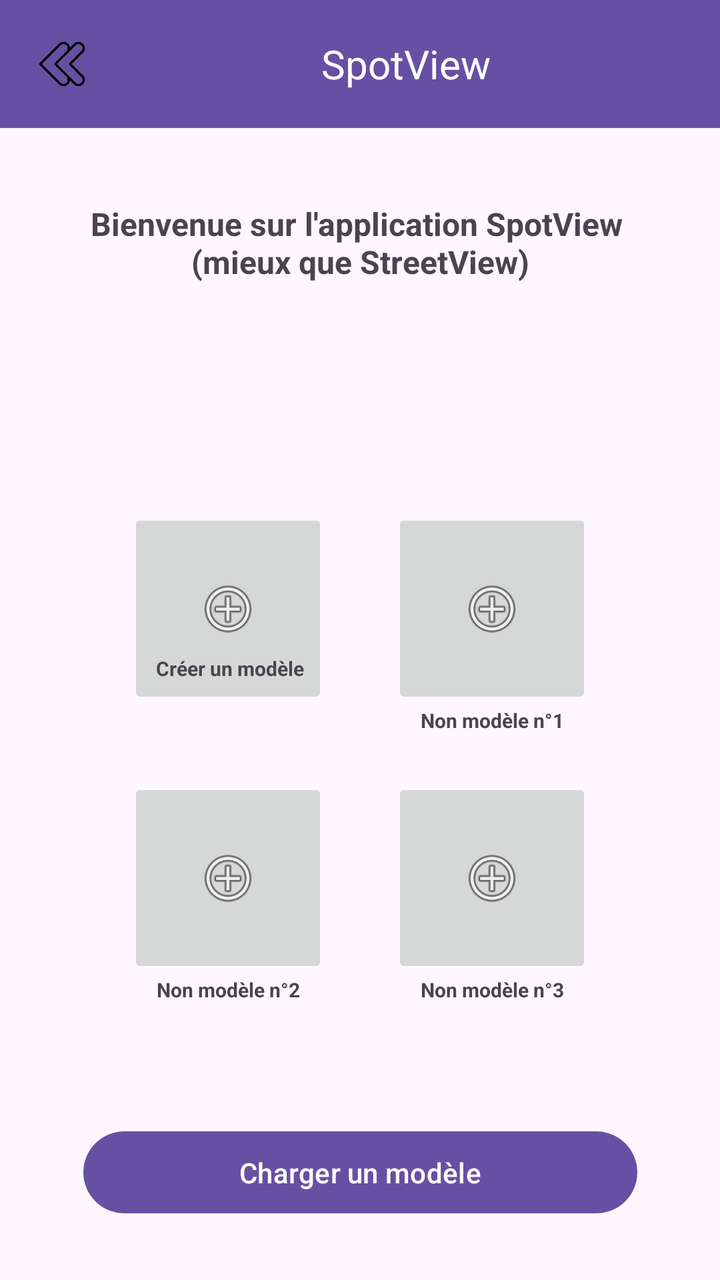
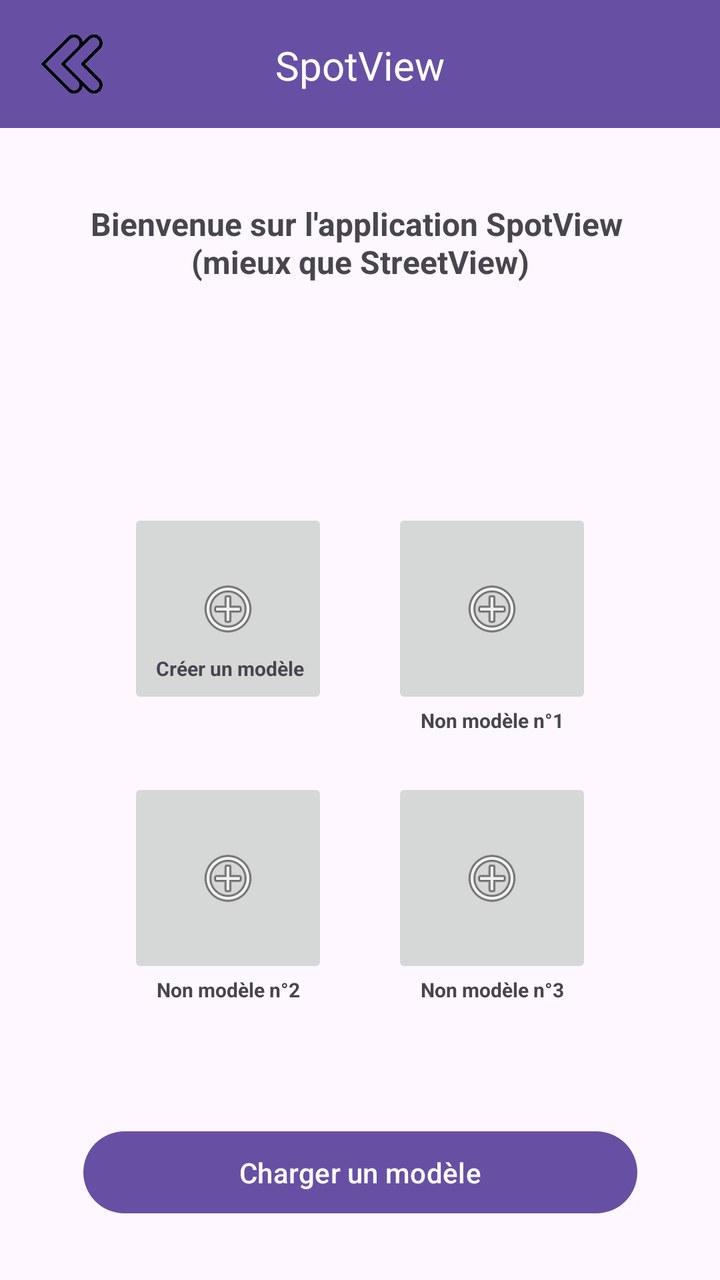

Compare the two renders of this Android layout. The source of the first and the diff that turns it into the second are given below.
<!-- AndroidManifest.xml: application theme Theme.SpotView -->
<!-- res/layout/activity_main.xml -->
<?xml version="1.0" encoding="utf-8"?>
<androidx.constraintlayout.widget.ConstraintLayout xmlns:android="http://schemas.android.com/apk/res/android"
    xmlns:app="http://schemas.android.com/apk/res-auto"
    xmlns:tools="http://schemas.android.com/tools"
    android:id="@+id/main"
    android:layout_width="match_parent"
    android:layout_height="match_parent"
    tools:context=".MainActivity">

  <include
      layout="@layout/custom_toolbar"
      android:layout_width="match_parent"
      android:layout_height="wrap_content" />


  <TextView
      android:id="@+id/textView4"
      android:layout_width="wrap_content"
      android:layout_height="wrap_content"
      android:layout_marginBottom="61dp"
      android:text="@string/ac_nm2"
      android:textSize="10sp"
      android:textStyle="bold"
      app:layout_constraintBottom_toTopOf="@+id/ac_chargerB"
      app:layout_constraintEnd_toEndOf="@+id/imageButton4"
      app:layout_constraintStart_toStartOf="@+id/imageButton4"
      app:layout_constraintTop_toBottomOf="@+id/imageButton4" />

  <Button
      android:id="@+id/ac_chargerB"
      android:layout_width="277dp"
      android:layout_height="49dp"
      android:layout_marginTop="543dp"
      android:layout_marginBottom="75dp"
      android:text="@string/ac_charger"
      app:layout_constraintBottom_toBottomOf="parent"
      app:layout_constraintEnd_toEndOf="parent"
      app:layout_constraintHorizontal_bias="0.5"
      app:layout_constraintStart_toStartOf="parent"
      app:layout_constraintTop_toBottomOf="@+id/toolbar" />

  <ImageButton
      android:id="@+id/imageButton"
      android:layout_width="100dp"
      android:layout_height="100dp"
      android:layout_marginStart="71dp"
      android:layout_marginTop="110dp"
      android:layout_marginEnd="16dp"
      android:layout_marginBottom="16dp"
      app:layout_constraintBottom_toTopOf="@+id/imageButton4"
      app:layout_constraintEnd_toStartOf="@+id/imageButton3"
      app:layout_constraintStart_toStartOf="parent"
      app:layout_constraintTop_toBottomOf="@+id/ac_text"
      app:srcCompat="@android:drawable/ic_menu_add" />

  <TextView
      android:id="@+id/textView5"
      android:layout_width="wrap_content"
      android:layout_height="wrap_content"
      android:text="@string/ac_creer"
      android:textSize="10sp"
      android:textStyle="bold"
      app:layout_constraintBottom_toBottomOf="@+id/imageButton"
      app:layout_constraintEnd_toEndOf="@+id/imageButton"
      app:layout_constraintHorizontal_bias="0.535"
      app:layout_constraintStart_toStartOf="@+id/imageButton"
      app:layout_constraintTop_toTopOf="@+id/imageButton"
      app:layout_constraintVertical_bias="0.848" />

  <ImageButton
      android:id="@+id/imageButton2"
      android:layout_width="100dp"
      android:layout_height="100dp"
      android:layout_marginStart="16dp"
      android:layout_marginTop="16dp"
      android:layout_marginEnd="71dp"
      android:layout_marginBottom="70dp"
      app:layout_constraintBottom_toTopOf="@+id/ac_chargerB"
      app:layout_constraintEnd_toEndOf="parent"
      app:layout_constraintStart_toEndOf="@+id/imageButton4"
      app:layout_constraintTop_toBottomOf="@+id/imageButton3"
      app:srcCompat="@android:drawable/ic_menu_add" />

  <ImageButton
      android:id="@+id/imageButton4"
      android:layout_width="100dp"
      android:layout_height="100dp"
      android:layout_marginStart="71dp"
      android:layout_marginTop="16dp"
      android:layout_marginEnd="16dp"
      android:layout_marginBottom="70dp"
      app:layout_constraintBottom_toTopOf="@+id/ac_chargerB"
      app:layout_constraintEnd_toStartOf="@+id/imageButton2"
      app:layout_constraintStart_toStartOf="parent"
      app:layout_constraintTop_toBottomOf="@+id/imageButton"
      app:srcCompat="@android:drawable/ic_menu_add" />

  <ImageButton
      android:id="@+id/imageButton3"
      android:layout_width="100dp"
      android:layout_height="100dp"
      android:layout_marginStart="16dp"
      android:layout_marginTop="110dp"
      android:layout_marginEnd="71dp"
      android:layout_marginBottom="16dp"
      app:layout_constraintBottom_toTopOf="@+id/imageButton2"
      app:layout_constraintEnd_toEndOf="parent"
      app:layout_constraintStart_toEndOf="@+id/imageButton"
      app:layout_constraintTop_toBottomOf="@+id/ac_text"
      app:srcCompat="@android:drawable/ic_menu_add" />

  <TextView
      android:id="@+id/ac_text"
      android:layout_width="wrap_content"
      android:layout_height="wrap_content"
      android:layout_marginTop="124dp"
      android:layout_marginBottom="443dp"
      android:text="@string/ac_text"
      android:textAlignment="center"
      android:textSize="16sp"
      android:textStyle="bold"
      app:layout_constraintBottom_toTopOf="@+id/ac_chargerB"
      app:layout_constraintEnd_toEndOf="parent"
      app:layout_constraintStart_toStartOf="parent"
      app:layout_constraintTop_toTopOf="parent" />

  <TextView
      android:id="@+id/textView2"
      android:layout_width="wrap_content"
      android:layout_height="wrap_content"
      android:layout_marginBottom="23dp"
      android:text="@string/ac_nm1"
      android:textSize="10sp"
      android:textStyle="bold"
      app:layout_constraintBottom_toTopOf="@+id/imageButton2"
      app:layout_constraintEnd_toEndOf="@+id/imageButton3"
      app:layout_constraintStart_toStartOf="@+id/imageButton3"
      app:layout_constraintTop_toBottomOf="@+id/imageButton3" />

  <TextView
      android:id="@+id/textView3"
      android:layout_width="wrap_content"
      android:layout_height="wrap_content"
      android:layout_marginBottom="61dp"
      android:text="@string/ac_nm3"
      android:textSize="10sp"
      android:textStyle="bold"
      app:layout_constraintBottom_toTopOf="@+id/ac_chargerB"
      app:layout_constraintEnd_toEndOf="@+id/imageButton2"
      app:layout_constraintStart_toStartOf="@+id/imageButton2"
      app:layout_constraintTop_toBottomOf="@+id/imageButton2" />

</androidx.constraintlayout.widget.ConstraintLayout>
<!-- res/layout/custom_toolbar.xml (included above) -->
<?xml version="1.0" encoding="utf-8"?>
<androidx.appcompat.widget.Toolbar
    xmlns:android="http://schemas.android.com/apk/res/android"
    xmlns:app="http://schemas.android.com/apk/res-auto"
    android:id="@+id/toolbar"
    android:layout_width="match_parent"
    android:layout_height="?attr/actionBarSize"
    android:background="?attr/colorPrimary">

    
    <ImageButton
        android:id="@+id/btnBack"
        android:layout_width="30dp"
        android:layout_height="30dp"
        android:layout_gravity="center_vertical"
        android:background="?attr/selectableItemBackgroundBorderless"
        android:contentDescription="Retour"
        android:scaleType="centerInside"
        android:src="@drawable/back_arrow" />

    
    <TextView
        android:id="@+id/toolbar_title"
        android:layout_width="match_parent"
        android:layout_height="30dp"
        android:gravity="center_vertical"
        android:text="@string/app_name"
        android:textAlignment="center"
        android:textColor="@android:color/white"
        android:textSize="20sp" />
</androidx.appcompat.widget.Toolbar>
<!-- resources referenced by this layout -->
<resources>
  <!-- drawable back_arrow: png bitmap (drawable, 8437 bytes) -->
  <string name="ac_charger">Charger un modèle</string>
  <string name="ac_creer">Créer un modèle</string>
  <string name="ac_nm1">Non modèle n°1</string>
  <string name="ac_nm2">Non modèle n°2</string>
  <string name="ac_nm3">Non modèle n°3</string>
  <string name="ac_text">Bienvenue sur l\'application SpotView \n(mieux que StreetView)</string>
  <string name="app_name">SpotView</string>
  <style name="Theme.SpotView" parent="Base.Theme.SpotView" />
  <style name="Base.Theme.SpotView" parent="Theme.Material3.DayNight.NoActionBar">
          
          
      </style>
</resources>

<!-- the commit's change to res/layout/activity_main.xml (unified diff, before → after) -->
@@ -14,7 +14,7 @@
 
 
   <TextView
-      android:id="@+id/textView4"
+      android:id="@+id/textViewM2"
       android:layout_width="wrap_content"
       android:layout_height="wrap_content"
       android:layout_marginBottom="61dp"
@@ -22,9 +22,9 @@
       android:textSize="10sp"
       android:textStyle="bold"
       app:layout_constraintBottom_toTopOf="@+id/ac_chargerB"
-      app:layout_constraintEnd_toEndOf="@+id/imageButton4"
-      app:layout_constraintStart_toStartOf="@+id/imageButton4"
-      app:layout_constraintTop_toBottomOf="@+id/imageButton4" />
+      app:layout_constraintEnd_toEndOf="@+id/imageButtonM2"
+      app:layout_constraintStart_toStartOf="@+id/imageButtonM2"
+      app:layout_constraintTop_toBottomOf="@+id/imageButtonM2" />
 
   <Button
       android:id="@+id/ac_chargerB"
@@ -40,15 +40,15 @@
       app:layout_constraintTop_toBottomOf="@+id/toolbar" />
 
   <ImageButton
-      android:id="@+id/imageButton"
+      android:id="@+id/imageButtonCreate"
       android:layout_width="100dp"
       android:layout_height="100dp"
       android:layout_marginStart="71dp"
       android:layout_marginTop="110dp"
       android:layout_marginEnd="16dp"
       android:layout_marginBottom="16dp"
-      app:layout_constraintBottom_toTopOf="@+id/imageButton4"
-      app:layout_constraintEnd_toStartOf="@+id/imageButton3"
+      app:layout_constraintBottom_toTopOf="@+id/imageButtonM2"
+      app:layout_constraintEnd_toStartOf="@+id/imageButtonM1"
       app:layout_constraintStart_toStartOf="parent"
       app:layout_constraintTop_toBottomOf="@+id/ac_text"
       app:srcCompat="@android:drawable/ic_menu_add" />
@@ -60,15 +60,15 @@
       android:text="@string/ac_creer"
       android:textSize="10sp"
       android:textStyle="bold"
-      app:layout_constraintBottom_toBottomOf="@+id/imageButton"
-      app:layout_constraintEnd_toEndOf="@+id/imageButton"
+      app:layout_constraintBottom_toBottomOf="@+id/imageButtonCreate"
+      app:layout_constraintEnd_toEndOf="@+id/imageButtonCreate"
       app:layout_constraintHorizontal_bias="0.535"
-      app:layout_constraintStart_toStartOf="@+id/imageButton"
-      app:layout_constraintTop_toTopOf="@+id/imageButton"
+      app:layout_constraintStart_toStartOf="@+id/imageButtonCreate"
+      app:layout_constraintTop_toTopOf="@+id/imageButtonCreate"
       app:layout_constraintVertical_bias="0.848" />
 
   <ImageButton
-      android:id="@+id/imageButton2"
+      android:id="@+id/imageButtonM3"
       android:layout_width="100dp"
       android:layout_height="100dp"
       android:layout_marginStart="16dp"
@@ -77,12 +77,12 @@
       android:layout_marginBottom="70dp"
       app:layout_constraintBottom_toTopOf="@+id/ac_chargerB"
       app:layout_constraintEnd_toEndOf="parent"
-      app:layout_constraintStart_toEndOf="@+id/imageButton4"
-      app:layout_constraintTop_toBottomOf="@+id/imageButton3"
+      app:layout_constraintStart_toEndOf="@+id/imageButtonM2"
+      app:layout_constraintTop_toBottomOf="@+id/imageButtonM1"
       app:srcCompat="@android:drawable/ic_menu_add" />
 
   <ImageButton
-      android:id="@+id/imageButton4"
+      android:id="@+id/imageButtonM2"
       android:layout_width="100dp"
       android:layout_height="100dp"
       android:layout_marginStart="71dp"
@@ -90,22 +90,23 @@
       android:layout_marginEnd="16dp"
       android:layout_marginBottom="70dp"
       app:layout_constraintBottom_toTopOf="@+id/ac_chargerB"
-      app:layout_constraintEnd_toStartOf="@+id/imageButton2"
+      app:layout_constraintEnd_toStartOf="@+id/imageButtonM3"
       app:layout_constraintStart_toStartOf="parent"
-      app:layout_constraintTop_toBottomOf="@+id/imageButton"
+      app:layout_constraintTop_toBottomOf="@+id/imageButtonCreate"
       app:srcCompat="@android:drawable/ic_menu_add" />
 
   <ImageButton
-      android:id="@+id/imageButton3"
+      android:id="@+id/imageButtonM1"
       android:layout_width="100dp"
       android:layout_height="100dp"
       android:layout_marginStart="16dp"
       android:layout_marginTop="110dp"
       android:layout_marginEnd="71dp"
       android:layout_marginBottom="16dp"
-      app:layout_constraintBottom_toTopOf="@+id/imageButton2"
+      android:scaleType="centerInside"
+      app:layout_constraintBottom_toTopOf="@+id/imageButtonM3"
       app:layout_constraintEnd_toEndOf="parent"
-      app:layout_constraintStart_toEndOf="@+id/imageButton"
+      app:layout_constraintStart_toEndOf="@+id/imageButtonCreate"
       app:layout_constraintTop_toBottomOf="@+id/ac_text"
       app:srcCompat="@android:drawable/ic_menu_add" />
 
@@ -125,20 +126,20 @@
       app:layout_constraintTop_toTopOf="parent" />
 
   <TextView
-      android:id="@+id/textView2"
+      android:id="@+id/textViewM1"
       android:layout_width="wrap_content"
       android:layout_height="wrap_content"
       android:layout_marginBottom="23dp"
       android:text="@string/ac_nm1"
       android:textSize="10sp"
       android:textStyle="bold"
-      app:layout_constraintBottom_toTopOf="@+id/imageButton2"
-      app:layout_constraintEnd_toEndOf="@+id/imageButton3"
-      app:layout_constraintStart_toStartOf="@+id/imageButton3"
-      app:layout_constraintTop_toBottomOf="@+id/imageButton3" />
+      app:layout_constraintBottom_toTopOf="@+id/imageButtonM3"
+      app:layout_constraintEnd_toEndOf="@+id/imageButtonM1"
+      app:layout_constraintStart_toStartOf="@+id/imageButtonM1"
+      app:layout_constraintTop_toBottomOf="@+id/imageButtonM1" />
 
   <TextView
-      android:id="@+id/textView3"
+      android:id="@+id/textViewM3"
       android:layout_width="wrap_content"
       android:layout_height="wrap_content"
       android:layout_marginBottom="61dp"
@@ -146,40 +147,49 @@
       android:textSize="10sp"
       android:textStyle="bold"
       app:layout_constraintBottom_toTopOf="@+id/ac_chargerB"
-      app:layout_constraintEnd_toEndOf="@+id/imageButton2"
-      app:layout_constraintStart_toStartOf="@+id/imageButton2"
-      app:layout_constraintTop_toBottomOf="@+id/imageButton2" />
+      app:layout_constraintEnd_toEndOf="@+id/imageButtonM3"
+      app:layout_constraintStart_toStartOf="@+id/imageButtonM3"
+      app:layout_constraintTop_toBottomOf="@+id/imageButtonM3" />
 
 </androidx.constraintlayout.widget.ConstraintLayout>
 <!-- res/layout/custom_toolbar.xml (included above) -->
 <?xml version="1.0" encoding="utf-8"?>
-<androidx.appcompat.widget.Toolbar
-    xmlns:android="http://schemas.android.com/apk/res/android"
+<androidx.constraintlayout.widget.ConstraintLayout xmlns:android="http://schemas.android.com/apk/res/android"
     xmlns:app="http://schemas.android.com/apk/res-auto"
+    xmlns:tools="http://schemas.android.com/tools"
     android:id="@+id/toolbar"
     android:layout_width="match_parent"
     android:layout_height="?attr/actionBarSize"
     android:background="?attr/colorPrimary">
 
     
+
+    
     <ImageButton
         android:id="@+id/btnBack"
-        android:layout_width="30dp"
-        android:layout_height="30dp"
-        android:layout_gravity="center_vertical"
+        android:layout_width="40dp"
+        android:layout_height="40dp"
+        android:layout_marginStart="16dp"
         android:background="?attr/selectableItemBackgroundBorderless"
         android:contentDescription="Retour"
         android:scaleType="centerInside"
-        android:src="@drawable/back_arrow" />
+        android:src="@drawable/back_arrow"
+        app:layout_constraintBottom_toBottomOf="parent"
+        app:layout_constraintStart_toStartOf="parent"
+        app:layout_constraintTop_toTopOf="parent" />
 
-    
     <TextView
         android:id="@+id/toolbar_title"
-        android:layout_width="match_parent"
-        android:layout_height="30dp"
+        android:layout_width="wrap_content"
+        android:layout_height="27dp"
+        android:layout_marginTop="19dp"
+        android:layout_marginBottom="18dp"
         android:gravity="center_vertical"
         android:text="@string/app_name"
-        android:textAlignment="center"
         android:textColor="@android:color/white"
-        android:textSize="20sp" />
-</androidx.appcompat.widget.Toolbar>
+        android:textSize="20sp"
+        app:layout_constraintBottom_toBottomOf="parent"
+        app:layout_constraintEnd_toEndOf="parent"
+        app:layout_constraintStart_toStartOf="parent"
+        app:layout_constraintTop_toTopOf="parent" />
+</androidx.constraintlayout.widget.ConstraintLayout>
